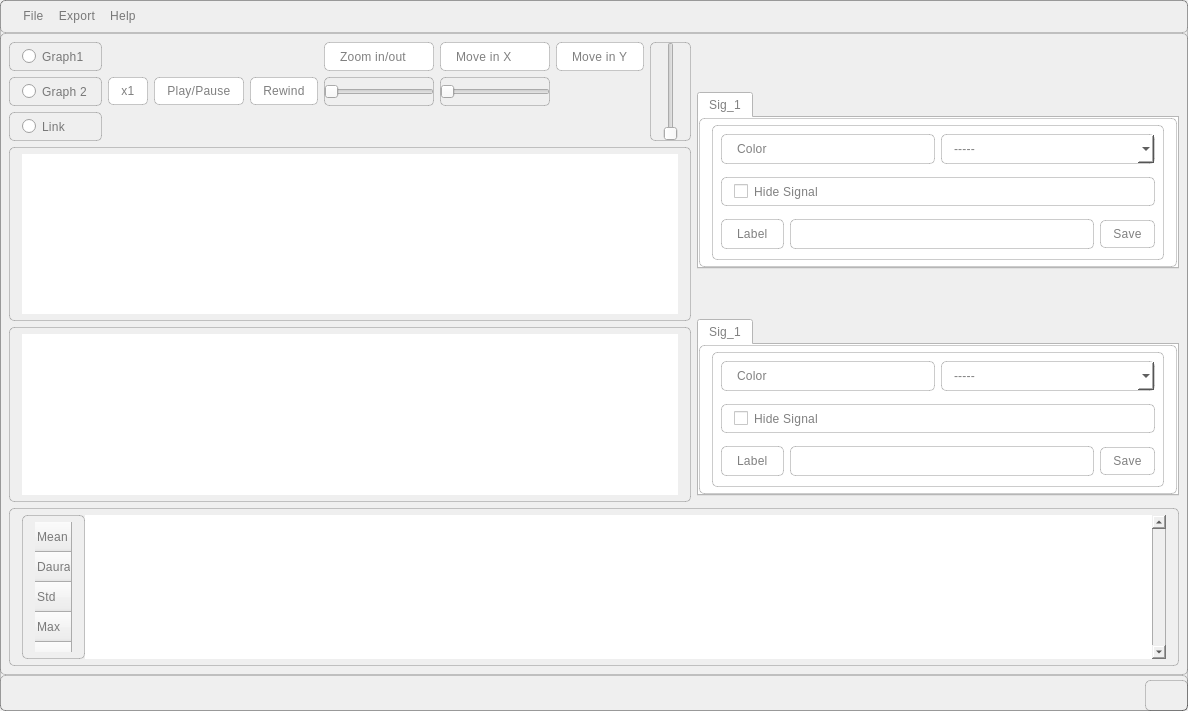
First picture: the form in main.ui, repository AliBadran716/Signal_Viewer, before the edit.
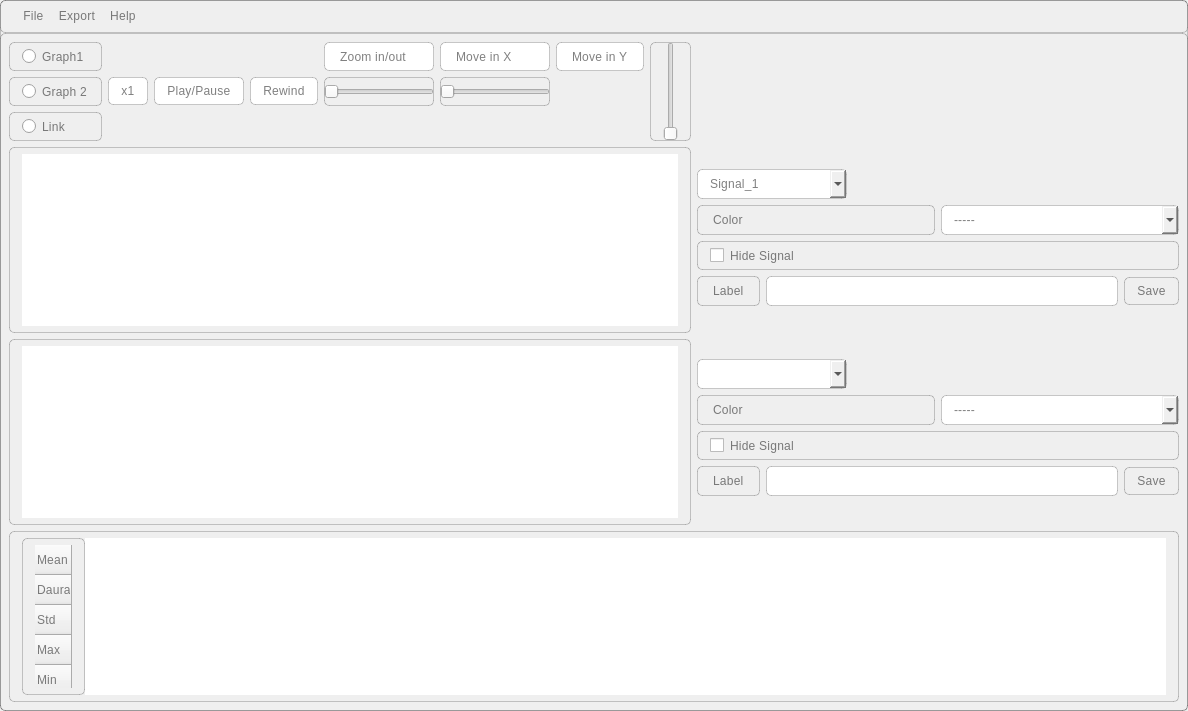
Second picture: the form after the edit. Custom widgets are drawn as their Qt base class.

```diff
--- a/main.ui
+++ b/main.ui
@@ -44,142 +44,9 @@
    <layout class="QGridLayout" name="gridLayout_3">
     <item row="0" column="0">
      <layout class="QGridLayout" name="gridLayout_2">
-      <item row="1" column="1">
-       <widget class="QTabWidget" name="tab_widget_g1">
-        <property name="styleSheet">
-         <string notr="true">background-color: rgb(255, 255, 255);
-</string>
-        </property>
-        <property name="currentIndex">
-         <number>0</number>
-        </property>
-        <widget class="QWidget" name="tab_0">
-         <attribute name="title">
-          <string>Sig_1</string>
-         </attribute>
-         <layout class="QVBoxLayout" name="verticalLayout_6">
+      <item row="0" column="0">
+       <layout class="QHBoxLayout" name="horizontalLayout">
           <item>
-           <layout class="QHBoxLayout" name="horizontalLayout_6">
-            <item>
-             <widget class="QLabel" name="color_lbl">
-              <property name="text">
-               <string>Color</string>
-              </property>
-             </widget>
-            </item>
-            <item>
-             <widget class="QComboBox" name="color_g1_combo_btn">
-              <item>
-               <property name="text">
-                <string>-----</string>
-               </property>
-              </item>
-              <item>
-               <property name="text">
-                <string>a7mr</string>
-               </property>
-              </item>
-              <item>
-               <property name="text">
-                <string>a5dr</string>
-               </property>
-              </item>
-              <item>
-               <property name="text">
-                <string>azra2</string>
-               </property>
-              </item>
-              <item>
-               <property name="text">
-                <string>zengy</string>
-               </property>
-              </item>
-              <item>
-               <property name="text">
-                <string>orange</string>
-               </property>
-              </item>
-              <item>
-               <property name="text">
-                <string>bida</string>
-               </property>
-              </item>
-             </widget>
-            </item>
-           </layout>
-          </item>
-          <item>
-           <spacer name="verticalSpacer_12">
-            <property name="orientation">
-             <enum>Qt::Vertical</enum>
-            </property>
-            <property name="sizeType">
-             <enum>QSizePolicy::Fixed</enum>
-            </property>
-            <property name="sizeHint" stdset="0">
-             <size>
-              <width>20</width>
-              <height>7</height>
-             </size>
-            </property>
-           </spacer>
-          </item>
-          <item>
-           <widget class="QCheckBox" name="hide_g1_check_btn">
-            <property name="text">
-             <string>Hide Signal</string>
-            </property>
-           </widget>
-          </item>
-          <item>
-           <spacer name="verticalSpacer_13">
-            <property name="orientation">
-             <enum>Qt::Vertical</enum>
-            </property>
-            <property name="sizeType">
-             <enum>QSizePolicy::Fixed</enum>
-            </property>
-            <property name="sizeHint" stdset="0">
-             <size>
-              <width>20</width>
-              <height>7</height>
-             </size>
-            </property>
-           </spacer>
-          </item>
-          <item>
-           <layout class="QHBoxLayout" name="horizontalLayout_7">
-            <item>
-             <widget class="QLabel" name="label_6">
-              <property name="text">
-               <string>Label</string>
-              </property>
-             </widget>
-            </item>
-            <item>
-             <widget class="QLineEdit" name="line_edit_g1"/>
-            </item>
-            <item>
-             <widget class="QPushButton" name="save_lbl_g1_btn">
-              <property name="styleSheet">
-               <string notr="true">::hover {
-    background-color: rgb(238, 238, 238); 
-    
-    color: black; 
-}</string>
-              </property>
-              <property name="text">
-               <string>Save</string>
-              </property>
-             </widget>
-            </item>
-           </layout>
-          </item>
-         </layout>
-        </widget>
-       </widget>
-      </item>
-      <item row="0" column="0" rowspan="5">
        <layout class="QVBoxLayout" name="verticalLayout_12">
         <item>
          <layout class="QGridLayout" name="gridLayout">
@@ -264,6 +131,12 @@
           </item>
           <item row="0" column="8" rowspan="3">
            <widget class="QSlider" name="move_y_slider">
+              <property name="sizePolicy">
+               <sizepolicy hsizetype="Fixed" vsizetype="Expanding">
+                <horstretch>0</horstretch>
+                <verstretch>0</verstretch>
+               </sizepolicy>
+              </property>
             <property name="styleSheet">
              <string notr="true"/>
             </property>
@@ -353,19 +226,156 @@
         </item>
        </layout>
       </item>
-      <item row="3" column="1">
-       <widget class="QTabWidget" name="tab_widget_g2">
+        <item>
+         <layout class="QVBoxLayout" name="verticalLayout_4">
+          <item>
+           <spacer name="verticalSpacer_2">
+            <property name="orientation">
+             <enum>Qt::Vertical</enum>
+            </property>
+            <property name="sizeType">
+             <enum>QSizePolicy::Fixed</enum>
+            </property>
+            <property name="sizeHint" stdset="0">
+             <size>
+              <width>20</width>
+              <height>100</height>
+             </size>
+            </property>
+           </spacer>
+          </item>
+          <item>
+           <layout class="QVBoxLayout" name="verticalLayout_2">
+            <item alignment="Qt::AlignLeft">
+             <widget class="QComboBox" name="comboBox">
+              <property name="minimumSize">
+               <size>
+                <width>150</width>
+                <height>30</height>
+               </size>
+              </property>
+              <item>
+               <property name="text">
+                <string>Signal_1</string>
+               </property>
+              </item>
+             </widget>
+            </item>
+            <item>
+             <layout class="QHBoxLayout" name="horizontalLayout_6">
+              <item>
+               <widget class="QLabel" name="color_lbl">
+                <property name="text">
+                 <string>Color</string>
+                </property>
+               </widget>
+              </item>
+              <item>
+               <widget class="QComboBox" name="color_g1_combo_btn">
+                <item>
+                 <property name="text">
+                  <string>-----</string>
+                 </property>
+                </item>
+                <item>
+                 <property name="text">
+                  <string>a7mr</string>
+                 </property>
+                </item>
+                <item>
+                 <property name="text">
+                  <string>a5dr</string>
+                 </property>
+                </item>
+                <item>
+                 <property name="text">
+                  <string>azra2</string>
+                 </property>
+                </item>
+                <item>
+                 <property name="text">
+                  <string>zengy</string>
+                 </property>
+                </item>
+                <item>
+                 <property name="text">
+                  <string>orange</string>
+                 </property>
+                </item>
+                <item>
+                 <property name="text">
+                  <string>bida</string>
+                 </property>
+                </item>
+               </widget>
+              </item>
+             </layout>
+            </item>
+            <item>
+             <widget class="QCheckBox" name="hide_g1_check_btn">
+              <property name="text">
+               <string>Hide Signal</string>
+              </property>
+             </widget>
+            </item>
+            <item>
+             <layout class="QHBoxLayout" name="horizontalLayout_7">
+              <item>
+               <widget class="QLabel" name="label_6">
+                <property name="text">
+                 <string>Label</string>
+                </property>
+               </widget>
+              </item>
+              <item>
+               <widget class="QLineEdit" name="line_edit_g1"/>
+              </item>
+              <item>
+               <widget class="QPushButton" name="save_lbl_g1_btn">
         <property name="styleSheet">
-         <string notr="true">background-color: rgb(255, 255, 255);</string>
-        </property>
-        <property name="currentIndex">
-         <number>0</number>
-        </property>
-        <widget class="QWidget" name="tab_4">
-         <attribute name="title">
-          <string>Sig_1</string>
-         </attribute>
-         <layout class="QVBoxLayout" name="verticalLayout_7">
+                 <string notr="true">::hover {
+    background-color: rgb(238, 238, 238); 
+    
+    color: black; 
+}</string>
+                </property>
+                <property name="text">
+                 <string>Save</string>
+                </property>
+               </widget>
+              </item>
+             </layout>
+            </item>
+           </layout>
+          </item>
+          <item>
+           <spacer name="verticalSpacer">
+            <property name="orientation">
+             <enum>Qt::Vertical</enum>
+            </property>
+            <property name="sizeType">
+             <enum>QSizePolicy::Fixed</enum>
+            </property>
+            <property name="sizeHint" stdset="0">
+             <size>
+              <width>20</width>
+              <height>20</height>
+             </size>
+            </property>
+           </spacer>
+          </item>
+          <item>
+           <layout class="QVBoxLayout" name="verticalLayout_3">
+            <item alignment="Qt::AlignLeft">
+             <widget class="QComboBox" name="comboBox_2">
+              <property name="minimumSize">
+               <size>
+                <width>150</width>
+                <height>0</height>
+               </size>
+              </property>
+             </widget>
+            </item>
           <item>
            <layout class="QHBoxLayout" name="horizontalLayout_8">
             <item>
@@ -416,22 +426,6 @@
             </item>
            </layout>
           </item>
-          <item>
-           <spacer name="verticalSpacer_6">
-            <property name="orientation">
-             <enum>Qt::Vertical</enum>
-            </property>
-            <property name="sizeType">
-             <enum>QSizePolicy::Fixed</enum>
-            </property>
-            <property name="sizeHint" stdset="0">
-             <size>
-              <width>20</width>
-              <height>7</height>
-             </size>
-            </property>
-           </spacer>
-          </item>
           <item>
            <widget class="QCheckBox" name="hide_g2_check_btn">
             <property name="text">
@@ -439,22 +433,6 @@
             </property>
            </widget>
           </item>
-          <item>
-           <spacer name="verticalSpacer_7">
-            <property name="orientation">
-             <enum>Qt::Vertical</enum>
-            </property>
-            <property name="sizeType">
-             <enum>QSizePolicy::Fixed</enum>
-            </property>
-            <property name="sizeHint" stdset="0">
-             <size>
-              <width>20</width>
-              <height>7</height>
-             </size>
-            </property>
-           </spacer>
-          </item>
           <item>
            <layout class="QHBoxLayout" name="horizontalLayout_9">
             <item>
@@ -484,45 +462,55 @@
            </layout>
           </item>
          </layout>
-        </widget>
-       </widget>
-      </item>
-      <item row="0" column="1">
-       <spacer name="verticalSpacer">
-        <property name="orientation">
-         <enum>Qt::Vertical</enum>
-        </property>
-        <property name="sizeType">
-         <enum>QSizePolicy::Expanding</enum>
-        </property>
-        <property name="sizeHint" stdset="0">
-         <size>
-          <width>20</width>
-          <height>40</height>
-         </size>
-        </property>
-       </spacer>
-      </item>
-      <item row="2" column="1">
-       <spacer name="verticalSpacer_2">
-        <property name="orientation">
-         <enum>Qt::Vertical</enum>
-        </property>
-        <property name="sizeType">
-         <enum>QSizePolicy::Expanding</enum>
-        </property>
-        <property name="sizeHint" stdset="0">
-         <size>
-          <width>20</width>
-          <height>40</height>
-         </size>
-        </property>
-       </spacer>
-      </item>
-     </layout>
-    </item>
-    <item row="2" column="0">
+          </item>
+         </layout>
+        </item>
+       </layout>
+      </item>
+      <item row="1" column="0">
      <widget class="QTableWidget" name="tableWidget">
+        <property name="minimumSize">
+         <size>
+          <width>0</width>
+          <height>171</height>
+         </size>
+        </property>
+        <property name="maximumSize">
+         <size>
+          <width>16777215</width>
+          <height>175</height>
+         </size>
+        </property>
+        <property name="autoFillBackground">
+         <bool>false</bool>
+        </property>
+        <property name="verticalScrollBarPolicy">
+         <enum>Qt::ScrollBarAsNeeded</enum>
+        </property>
+        <property name="sizeAdjustPolicy">
+         <enum>QAbstractScrollArea::AdjustIgnored</enum>
+        </property>
+        <attribute name="horizontalHeaderVisible">
+         <bool>false</bool>
+        </attribute>
+        <attribute name="horizontalHeaderHighlightSections">
+         <bool>false</bool>
+        </attribute>
+        <attribute name="horizontalHeaderStretchLastSection">
+         <bool>false</bool>
+        </attribute>
+        <attribute name="verticalHeaderCascadingSectionResizes">
+         <bool>true</bool>
+        </attribute>
+        <attribute name="verticalHeaderHighlightSections">
+         <bool>false</bool>
+        </attribute>
+        <attribute name="verticalHeaderMinimumSectionSize">
+         <number>20</number>
+        </attribute>
+        <attribute name="verticalHeaderStretchLastSection">
+         <bool>false</bool>
+        </attribute>
       <row>
        <property name="text">
         <string>Mean</string>
@@ -551,6 +539,8 @@
      </widget>
     </item>
    </layout>
+    </item>
+   </layout>
   </widget>
   <widget class="QMenuBar" name="menubar">
    <property name="geometry">
@@ -582,7 +572,6 @@
    <addaction name="menuExport"/>
    <addaction name="menuHelp"/>
   </widget>
-  <widget class="QStatusBar" name="statusbar"/>
   <action name="open_menu_btn">
    <property name="text">
     <string>Open</string>
```
Lines whose indentation alone changed are shown as unchanged.
